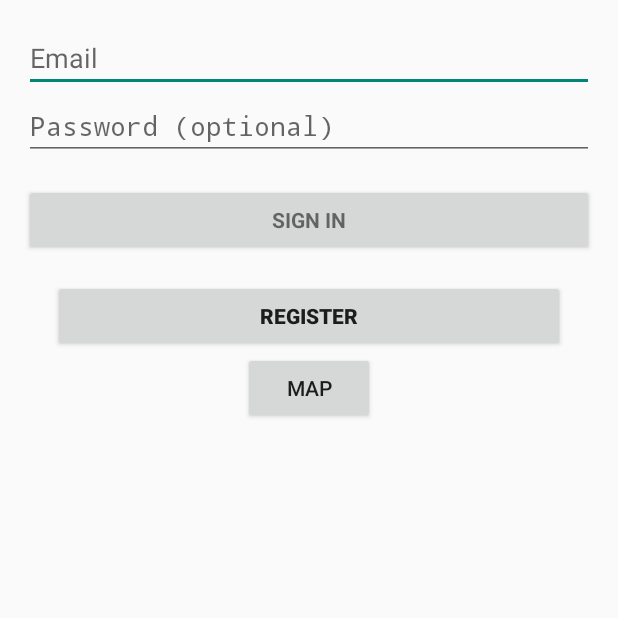
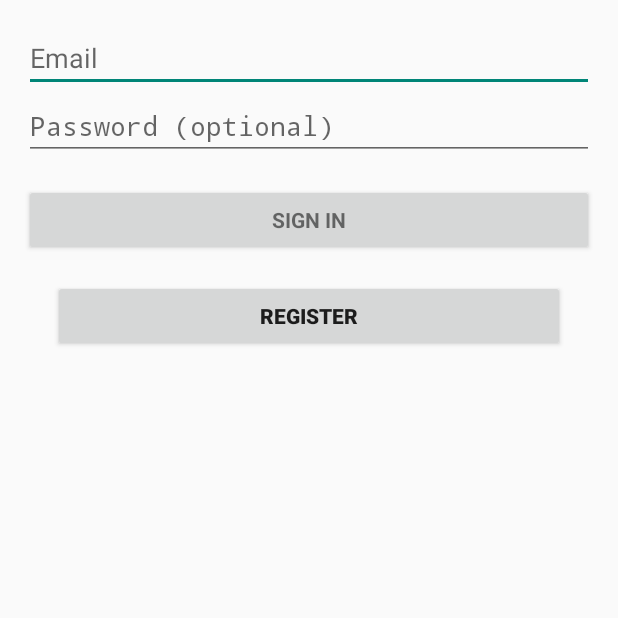
Before and after one commit to jeukel/KoH-MobileApp, an Android app: the screen it shows after launch (LoginActivity), on a phone screen of 412 x 824 dp, the top half of it. Run offline under Robolectric (Android 15) with nearby library versions, the phone set to English and light mode, and no system bars; 2 statements that could not run were skipped.

Commit message:
se corrigen problemas

```diff
--- a/app/src/main/java/com/bases_datos/koh_mobileapp/LoginActivity.java
+++ b/app/src/main/java/com/bases_datos/koh_mobileapp/LoginActivity.java
@@ -51,6 +51,7 @@ import java.util.Scanner;
 /**
  * A login screen that offers login via email/password.
  */
+@TargetApi(Build.VERSION_CODES.HONEYCOMB)
 public class LoginActivity extends Activity implements LoaderCallbacks<Cursor> {
 
     /**
@@ -144,13 +145,6 @@ public class LoginActivity extends Activity implements LoaderCallbacks<Cursor> {
                 startActivity(new Intent(LoginActivity.this, RegisterActivity.class));
             }
         });
-        findViewById(R.id.button).setOnClickListener(new OnClickListener() {
-            @Override
-            public void onClick(View v) {
-                startActivity(new Intent(LoginActivity.this, MapsActivity.class));
-            }
-        });
-
     }
 
     private void populateAutoComplete() {
--- a/app/src/main/res/layout/activity_login.xml
+++ b/app/src/main/res/layout/activity_login.xml
@@ -46,14 +46,6 @@
                 android:text="Register"
                 android:textStyle="bold"
                 android:layout_gravity="center_horizontal"/>
-
-
-            <Button
-                android:layout_width="wrap_content"
-                android:layout_height="wrap_content"
-                android:text="map"
-                android:id="@+id/button"
-                android:layout_gravity="center_horizontal" />
 <!--
             <ImageButton
                 android:id="@+id/logo"
@@ -64,7 +56,6 @@
                 android:onClick="registerClick"
                 />
 -->
-
         </LinearLayout>
     </ScrollView>
 
```
Lines whose indentation alone changed are shown as unchanged.
